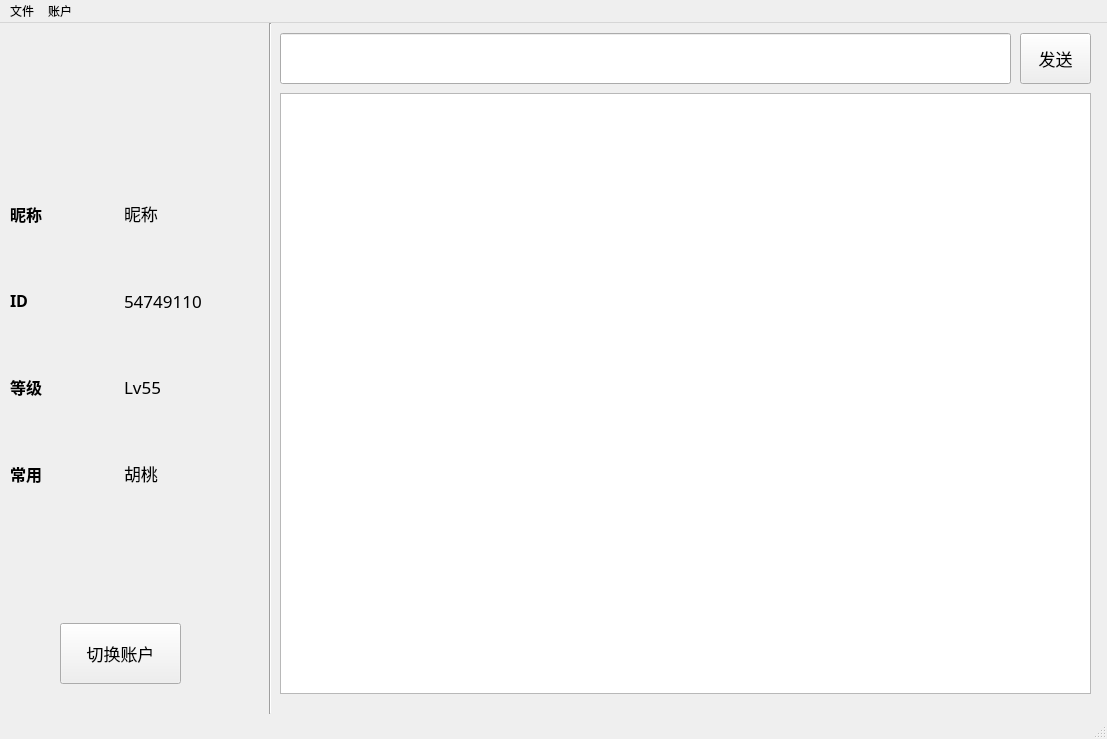
This is Source/ui.ui in jkWanh/Honkai_Star_Rail_ChatRobot as Qt 5 draws it before an edit. The edited form follows.
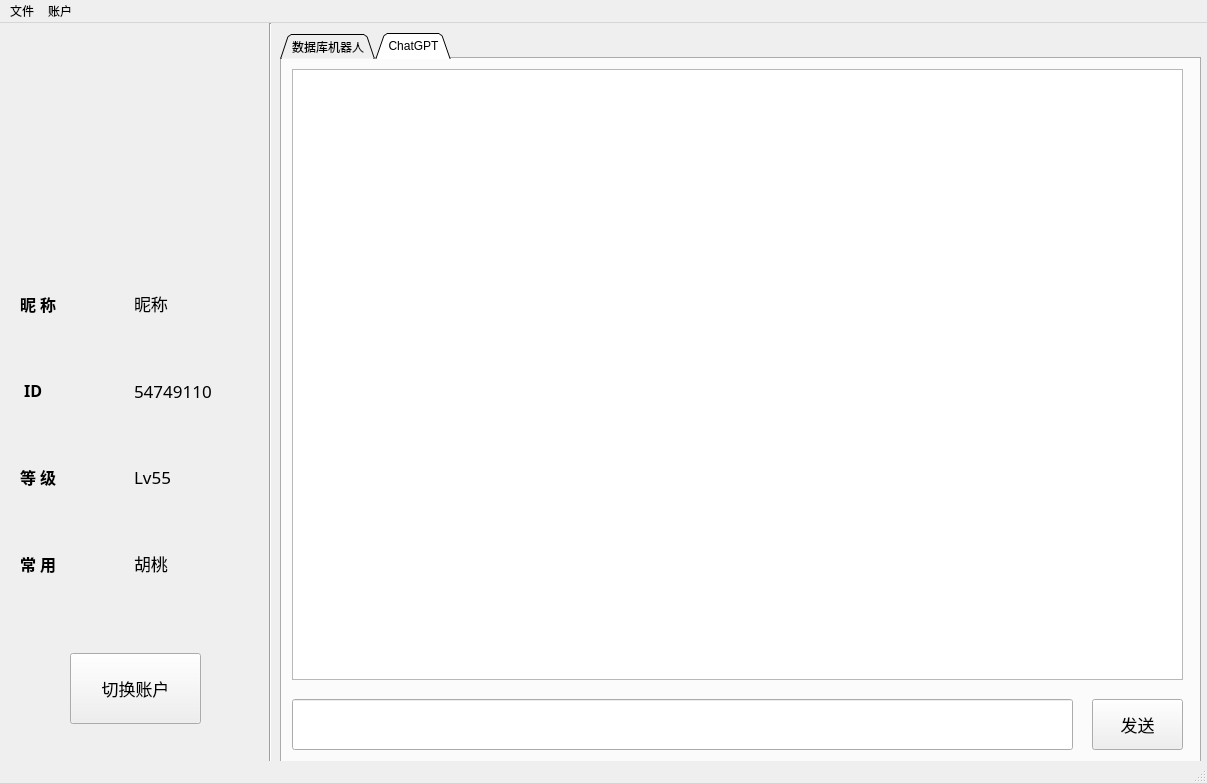
This is the edited form. The open tabs and pages were chosen to show the change. Icons and pictures are not drawn.

Commit message: 实现了基本的UI和消息发送

Patch:
```diff
--- a/Source/ui.ui
+++ b/Source/ui.ui
@@ -6,40 +6,21 @@
    <rect>
     <x>0</x>
     <y>0</y>
-    <width>1107</width>
-    <height>739</height>
+    <width>1207</width>
+    <height>783</height>
    </rect>
   </property>
   <property name="windowTitle">
    <string>MainWindow</string>
   </property>
   <widget class="QWidget" name="centralwidget">
-   <widget class="QLabel" name="label">
-    <property name="geometry">
-     <rect>
-      <x>70</x>
-      <y>20</y>
-      <width>101</width>
-      <height>121</height>
-     </rect>
-    </property>
-    <property name="text">
-     <string/>
-    </property>
-    <property name="pixmap">
-     <pixmap>static/avatar.jpg</pixmap>
-    </property>
-    <property name="scaledContents">
-     <bool>true</bool>
-    </property>
-   </widget>
    <widget class="QPushButton" name="pushButton">
     <property name="geometry">
      <rect>
-      <x>60</x>
-      <y>600</y>
-      <width>121</width>
-      <height>61</height>
+      <x>70</x>
+      <y>630</y>
+      <width>131</width>
+      <height>71</height>
      </rect>
     </property>
     <property name="font">
@@ -58,57 +39,18 @@
       <x>260</x>
       <y>0</y>
       <width>20</width>
-      <height>691</height>
+      <height>771</height>
      </rect>
     </property>
     <property name="orientation">
      <enum>Qt::Vertical</enum>
     </property>
    </widget>
-   <widget class="QLineEdit" name="lineEdit">
-    <property name="geometry">
-     <rect>
-      <x>280</x>
-      <y>10</y>
-      <width>731</width>
-      <height>51</height>
-     </rect>
-    </property>
-   </widget>
-   <widget class="QPushButton" name="pushButton_2">
-    <property name="geometry">
-     <rect>
-      <x>1020</x>
-      <y>10</y>
-      <width>71</width>
-      <height>51</height>
-     </rect>
-    </property>
-    <property name="font">
-     <font>
-      <family>宋体</family>
-      <pointsize>13</pointsize>
-     </font>
-    </property>
-    <property name="text">
-     <string>发送</string>
-    </property>
-   </widget>
-   <widget class="QListWidget" name="listWidget">
-    <property name="geometry">
-     <rect>
-      <x>280</x>
-      <y>70</y>
-      <width>811</width>
-      <height>601</height>
-     </rect>
-    </property>
-   </widget>
    <widget class="QWidget" name="layoutWidget">
     <property name="geometry">
      <rect>
-      <x>10</x>
-      <y>150</y>
+      <x>20</x>
+      <y>240</y>
       <width>221</width>
       <height>341</height>
      </rect>
@@ -127,7 +69,7 @@
           </font>
          </property>
          <property name="text">
-          <string>昵称</string>
+          <string>昵 称</string>
          </property>
         </widget>
        </item>
@@ -161,7 +103,7 @@
           </font>
          </property>
          <property name="text">
-          <string>ID</string>
+          <string> ID</string>
          </property>
         </widget>
        </item>
@@ -195,7 +137,7 @@
           </font>
          </property>
          <property name="text">
-          <string>等级</string>
+          <string>等 级</string>
          </property>
         </widget>
        </item>
@@ -229,7 +171,7 @@
           </font>
          </property>
          <property name="text">
-          <string>常用</string>
+          <string>常 用</string>
          </property>
         </widget>
        </item>
@@ -252,13 +194,150 @@
      </item>
     </layout>
    </widget>
+   <widget class="QTabWidget" name="tabWidget">
+    <property name="geometry">
+     <rect>
+      <x>280</x>
+      <y>10</y>
+      <width>921</width>
+      <height>731</height>
+     </rect>
+    </property>
+    <property name="autoFillBackground">
+     <bool>false</bool>
+    </property>
+    <property name="tabShape">
+     <enum>QTabWidget::Triangular</enum>
+    </property>
+    <property name="currentIndex">
+     <number>0</number>
+    </property>
+    <property name="iconSize">
+     <size>
+      <width>40</width>
+      <height>40</height>
+     </size>
+    </property>
+    <property name="tabBarAutoHide">
+     <bool>false</bool>
+    </property>
+    <widget class="QWidget" name="tab">
+     <property name="autoFillBackground">
+      <bool>false</bool>
+     </property>
+     <attribute name="title">
+      <string>数据库机器人</string>
+     </attribute>
+     <widget class="QPushButton" name="pushButton_2">
+      <property name="geometry">
+       <rect>
+        <x>810</x>
+        <y>640</y>
+        <width>91</width>
+        <height>51</height>
+       </rect>
+      </property>
+      <property name="font">
+       <font>
+        <family>宋体</family>
+        <pointsize>13</pointsize>
+       </font>
+      </property>
+      <property name="text">
+       <string>发送</string>
+      </property>
+     </widget>
+     <widget class="QLineEdit" name="lineEdit">
+      <property name="geometry">
+       <rect>
+        <x>10</x>
+        <y>640</y>
+        <width>781</width>
+        <height>51</height>
+       </rect>
+      </property>
+     </widget>
+     <widget class="QListWidget" name="listWidget">
+      <property name="geometry">
+       <rect>
+        <x>10</x>
+        <y>10</y>
+        <width>891</width>
+        <height>611</height>
+       </rect>
+      </property>
+     </widget>
+    </widget>
+    <widget class="QWidget" name="tab_2">
+     <attribute name="title">
+      <string>ChatGPT</string>
+     </attribute>
+     <widget class="QListWidget" name="listWidget_2">
+      <property name="geometry">
+       <rect>
+        <x>10</x>
+        <y>10</y>
+        <width>891</width>
+        <height>611</height>
+       </rect>
+      </property>
+     </widget>
+     <widget class="QLineEdit" name="lineEdit_2">
+      <property name="geometry">
+       <rect>
+        <x>10</x>
+        <y>640</y>
+        <width>781</width>
+        <height>51</height>
+       </rect>
+      </property>
+     </widget>
+     <widget class="QPushButton" name="pushButton_4">
+      <property name="geometry">
+       <rect>
+        <x>810</x>
+        <y>640</y>
+        <width>91</width>
+        <height>51</height>
+       </rect>
+      </property>
+      <property name="font">
+       <font>
+        <family>宋体</family>
+        <pointsize>13</pointsize>
+       </font>
+      </property>
+      <property name="text">
+       <string>发送</string>
+      </property>
+     </widget>
+    </widget>
+   </widget>
+   <widget class="QLabel" name="label">
+    <property name="geometry">
+     <rect>
+      <x>50</x>
+      <y>30</y>
+      <width>161</width>
+      <height>161</height>
+     </rect>
+    </property>
+    <property name="text">
+     <string/>
+    </property>
+   </widget>
+   <zorder>tabWidget</zorder>
+   <zorder>pushButton</zorder>
+   <zorder>line</zorder>
+   <zorder>layoutWidget</zorder>
+   <zorder>label</zorder>
   </widget>
   <widget class="QMenuBar" name="menubar">
    <property name="geometry">
     <rect>
      <x>0</x>
      <y>0</y>
-     <width>1107</width>
+     <width>1207</width>
      <height>26</height>
     </rect>
    </property>
```
Left out of the diff: 2 changed lines with no effect on the pictures. The commit also changes 8 other files.
